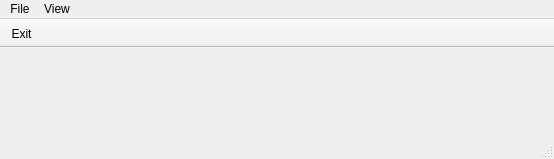
This is src/qjdmainwindow.ui in xtfllbl/Flow2 as Qt 5 draws it before an edit. The edited form follows.
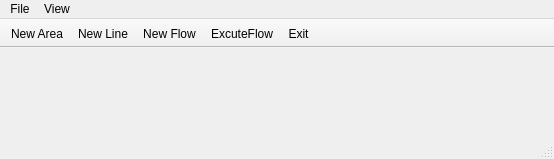
This is the edited form.

Diff of the .ui file:
```diff
--- a/src/qjdmainwindow.ui
+++ b/src/qjdmainwindow.ui
@@ -54,6 +54,10 @@
    <attribute name="toolBarBreak">
     <bool>false</bool>
    </attribute>
+   <addaction name="actionNewArea"/>
+   <addaction name="actionNewLine"/>
+   <addaction name="actionNewFlow"/>
+   <addaction name="actionExcuteFlow"/>
    <addaction name="actionExit"/>
   </widget>
   <widget class="QStatusBar" name="statusBar"/>
@@ -62,6 +66,31 @@
     <string>Exit</string>
    </property>
   </action>
+  <action name="actionNewLine">
+   <property name="text">
+    <string>New Line</string>
+   </property>
+  </action>
+  <action name="actionNewFlow">
+   <property name="text">
+    <string>New Flow</string>
+   </property>
+  </action>
+  <action name="actionNewArea">
+   <property name="text">
+    <string>New Area</string>
+   </property>
+  </action>
+  <action name="actionSetDataHome">
+   <property name="text">
+    <string>Set Data Home</string>
+   </property>
+  </action>
+  <action name="actionExcuteFlow">
+   <property name="text">
+    <string>ExcuteFlow</string>
+   </property>
+  </action>
  </widget>
  <layoutdefault spacing="6" margin="11"/>
  <resources/>
```
Left out of the diff: 10 changed lines with no effect on the pictures.
